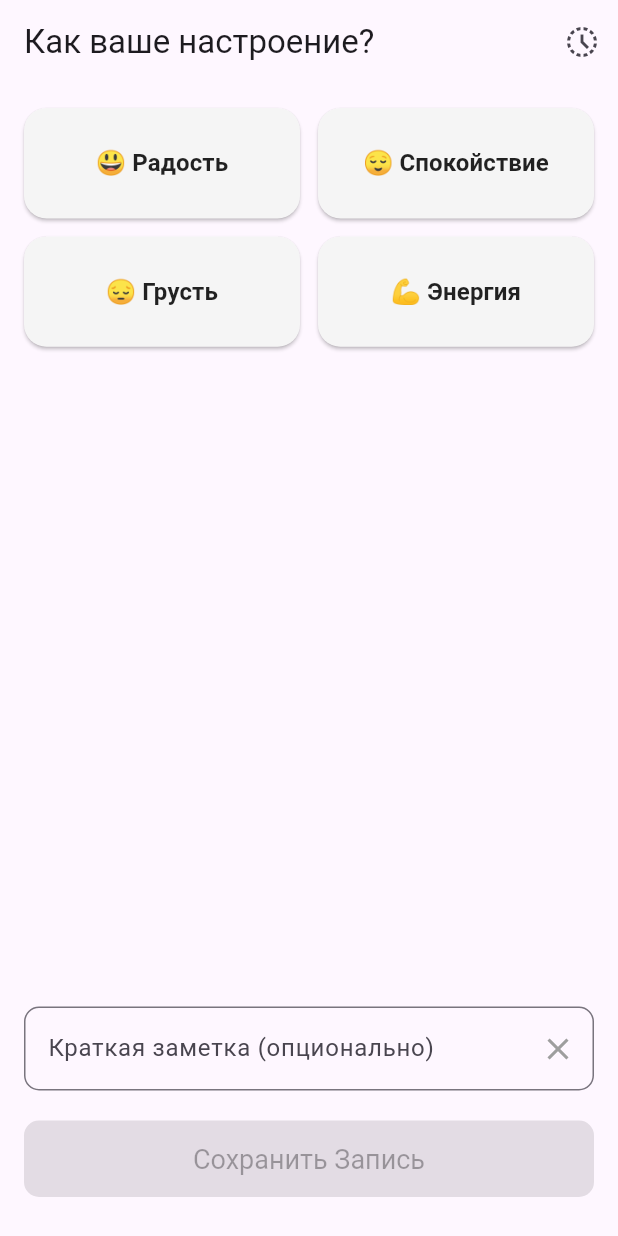
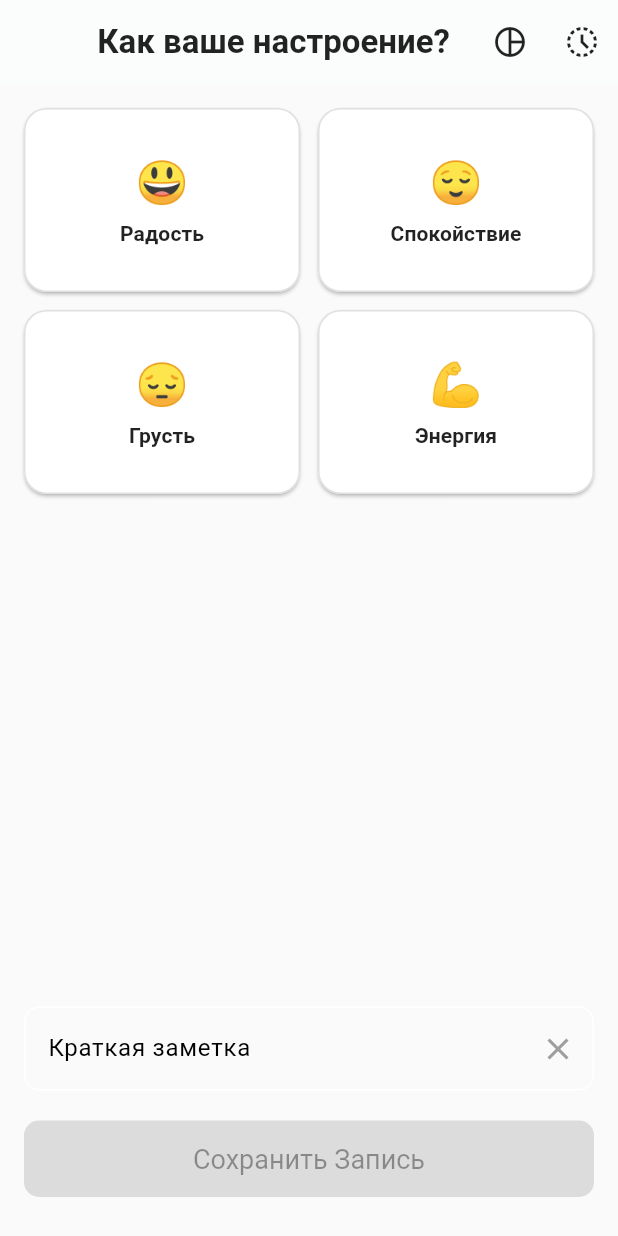
Before and after one commit to MarshmellowNew/MoodCompass, a Flutter app: the screen it shows after launch, on a phone screen of 412 x 824 dp. Run offline on Flutter 3.47's test engine with Material 3 defaults, Android fonts, the phone set to English and light mode, and no system bars; our stand-ins replace fl_chart.

Commit message:
ЛР6 (доработки 2): 1. Обновлен дизайн (пастельная цветовая гамма, стильные карточки выбора). 2. Добавлена Статистика Настроений с круговой диаграммой (пакет fl_chart). 3. Добавлено окно подтверждения перед созранением записи.

```diff
--- a/lib/main.dart
+++ b/lib/main.dart
@@ -1,6 +1,7 @@
 import 'package:flutter/material.dart';
 import 'screens/main_screen.dart';
 import 'screens/history_screen.dart';
+import 'screens/stats_screen.dart';
 
 void main() {
   runApp(const MoodCompassApp());
@@ -14,7 +15,24 @@ class MoodCompassApp extends StatelessWidget {
     return MaterialApp(
       title: 'Эмоциональный Компас',
       theme: ThemeData(
-        primarySwatch: Colors.blueGrey,
+        // мягкий "мятный" (teal) цвет
+        primaryColor: const Color(0xFF64B5F6), // Голубой
+        colorScheme: ColorScheme.fromSwatch(
+          primarySwatch: Colors.blueGrey,
+          accentColor: const Color(0xFFB39DDB), // Пастельный фиолетовый для акцентов
+        ),
+        scaffoldBackgroundColor: const Color(0xFFFAFAFA), // Светло-серый фон
+        appBarTheme: const AppBarTheme(
+          backgroundColor: Colors.white,
+          foregroundColor: Colors.black87,
+          elevation: 0.5, // Небольшая тень
+          centerTitle: true,
+        ),
+
+        textTheme: const TextTheme(
+          titleLarge: TextStyle(fontWeight: FontWeight.w700, color: Colors.black87),
+          bodyMedium: TextStyle(color: Colors.black54),
+        ),
       ),
       debugShowCheckedModeBanner: false,
       // Настраиваем маршруты для навигации
@@ -22,6 +40,7 @@ class MoodCompassApp extends StatelessWidget {
       routes: {
         '/': (context) => const MainScreen(),
         '/history': (context) => const HistoryScreen(),
+        '/stats': (context) => const StatsScreen(),
       },
     );
   }
--- a/lib/screens/main_screen.dart
+++ b/lib/screens/main_screen.dart
@@ -1,9 +1,12 @@
-// ----------------------------------------------------
-// 1. ГЛАВНЫЙ ЭКРАН
-// ----------------------------------------------------
 import 'package:flutter/material.dart';
 import '../models/mood_entry.dart';
 import '../services/api_service.dart';
+import 'history_screen.dart'; // Для навигации
+import 'stats_screen.dart'; // Для навигации
+
+// ----------------------------------------------------
+// ГЛАВНЫЙ ЭКРАН
+// ----------------------------------------------------
 
 class MainScreen extends StatefulWidget {
   const MainScreen({super.key});
@@ -17,28 +20,28 @@ class _MainScreenState extends State<MainScreen> {
   String? _selectedMood;
   final TextEditingController _noteController = TextEditingController();
 
-
   // Категории настроений
-  final Map<String, String> _moods = {
+  final Map<String, String> _moods = const {
     'Радость': '😃',
     'Спокойствие': '😌',
     'Грусть': '😔',
     'Энергия': '💪',
   };
 
-  void _saveMoodEntry() async {
-    if (_selectedMood == null) return;
+  // 1. Отдельная функция для фактического сохранения (ЛР5 и ЛР6)
+  void _saveAndCommitEntry() async {
+    if (_selectedMood == null || !mounted) return;
 
-    // 1. Показываем индикатор загрузки
+    // Показываем индикатор загрузки
     ScaffoldMessenger.of(context).showSnackBar(
       const SnackBar(content: Text('Сохранение... Получаем факт с API...')),
     );
 
-    // 2. Получаем факт асинхронно
+    // Получаем факт асинхронно
     final apiService = ApiService();
     final fact = await apiService.fetchRandomFact();
 
-    // 3. Создаем запись с полученным фактом
+    // Создаем запись с полученным фактом
     final newEntry = MoodEntry(
       mood: _selectedMood!,
       emoji: _moods[_selectedMood]!,
@@ -47,10 +50,10 @@ class _MainScreenState extends State<MainScreen> {
       apiFact: fact,
     );
 
-    // 4. Добавляем в историю
+    // Добавляем в историю
     moodHistory.insert(0, newEntry);
 
-    // 5. Очищаем форму и показываем успех
+    // Очищаем форму и показываем успех
     setState(() {
       _selectedMood = null;
       _noteController.clear();
@@ -61,12 +64,52 @@ class _MainScreenState extends State<MainScreen> {
     );
   }
 
+  // 2. Функция, которая показывает окно подтверждения (Пункт 6)
+  void _showConfirmationDialog() {
+    if (_selectedMood == null) return;
+
+    showDialog(
+      context: context,
+      builder: (BuildContext context) {
+        return AlertDialog(
+          title: const Text('Подтверждение записи'),
+          content: Text('Вы уверены, что хотите сохранить настроение "${_selectedMood}"?'),
+          actions: <Widget>[
+            TextButton(
+              child: const Text('Отмена', style: TextStyle(color: Colors.grey)),
+              onPressed: () {
+                Navigator.of(context).pop(); // Закрыть диалог
+              },
+            ),
+            ElevatedButton(
+              child: const Text('Сохранить'),
+              onPressed: () {
+                Navigator.of(context).pop(); // Закрыть диалог
+                _saveAndCommitEntry(); // Запустить сохранение
+              },
+            ),
+          ],
+        );
+      },
+    );
+  }
+
+
   @override
   Widget build(BuildContext context) {
     return Scaffold(
       appBar: AppBar(
         title: const Text('Как ваше настроение?'),
         actions: [
+          // Кнопка Статистики
+          IconButton(
+            icon: const Icon(Icons.pie_chart_outline),
+            onPressed: () {
+              Navigator.pushNamed(context, '/stats');
+            },
+            tooltip: 'Статистика Настроений',
+          ),
+          // Кнопка Истории
           IconButton(
             icon: const Icon(Icons.history_toggle_off_outlined),
             onPressed: () {
@@ -88,37 +131,53 @@ class _MainScreenState extends State<MainScreen> {
                   crossAxisCount: 2, // 2 кнопки в ряд
                   crossAxisSpacing: 12,
                   mainAxisSpacing: 12,
-                  childAspectRatio: 2.5, // Соотношение сторон
+                  childAspectRatio: 1.5, // Изменили соотношение для вертикального отображения эмодзи
                 ),
                 itemCount: _moods.length,
                 itemBuilder: (context, index) {
                   String moodName = _moods.keys.elementAt(index);
                   String moodEmoji = _moods.values.elementAt(index);
 
-                  // Кнопка-карточка для выбора настроения
+                  // Кнопка-карточка для выбора настроения (Пункт 4 - Дизайн)
                   return ElevatedButton(
                     onPressed: () {
                       setState(() {
-                        // Обновляем состояние при выборе
                         _selectedMood = moodName;
                       });
                     },
                     style: ElevatedButton.styleFrom(
-                      // Стилизация: выделение выбранной кнопки
+                      // Стилизация: Чистый дизайн карточек
                       backgroundColor: _selectedMood == moodName
-                          ? Colors.blueGrey.shade700
-                          : Colors.grey.shade100,
+                          ? Theme.of(context).colorScheme.secondary.withOpacity(0.8) // Цвет акцента при выборе
+                          : Colors.white, // Белый фон
                       foregroundColor: _selectedMood == moodName
                           ? Colors.white
                           : Colors.black87,
                       shape: RoundedRectangleBorder(
                         borderRadius: BorderRadius.circular(15),
+                        side: BorderSide(
+                          color: _selectedMood == moodName
+                              ? Theme.of(context).colorScheme.secondary
+                              : Colors.grey.shade300,
+                          width: 1,
+                        ),
                       ),
-                      elevation: _selectedMood == moodName ? 4 : 1,
+                      elevation: _selectedMood == moodName ? 6 : 1, // Тень только при выборе
                     ),
-                    child: Text(
-                      '$moodEmoji $moodName',
-                      style: const TextStyle(fontSize: 16, fontWeight: FontWeight.w600),
+                    child: Column(
+                      mainAxisAlignment: MainAxisAlignment.center,
+                      children: [
+                        Text(moodEmoji, style: const TextStyle(fontSize: 28)),
+                        const SizedBox(height: 4),
+                        Text(
+                          moodName,
+                          style: TextStyle(
+                            fontSize: 14,
+                            fontWeight: FontWeight.w600,
+                            color: _selectedMood == moodName ? Colors.white : Colors.black87,
+                          ),
+                        ),
+                      ],
                     ),
                   );
                 },
@@ -131,16 +190,16 @@ class _MainScreenState extends State<MainScreen> {
             TextField(
               controller: _noteController,
               decoration: InputDecoration(
-                labelText: 'Краткая заметка (опционально)',
+                labelText: 'Краткая заметка',
                 hintText: 'Что повлияло на ваше настроение?',
                 border: const OutlineInputBorder(borderRadius: BorderRadius.all(Radius.circular(10))),
 
-                //  Кнопка стирания
+                // Кнопка стирания (Пункт 7)
                 suffixIcon: IconButton(
                   icon: const Icon(Icons.clear, color: Colors.grey),
                   onPressed: () {
                     _noteController.clear();
-                    // Дополнительно можно вызвать setState, если нужно, чтобы кнопка исчезала
+                    // Вызываем setState для обновления, если нужно, чтобы кнопка clear исчезала при пустом поле.
                     // setState(() {});
                   },
                 ),
@@ -151,11 +210,11 @@ class _MainScreenState extends State<MainScreen> {
 
             // Кнопка "Сохранить"
             ElevatedButton(
-              onPressed: _selectedMood == null ? null : _saveMoodEntry,
+              onPressed: _selectedMood == null ? null : _showConfirmationDialog, // Вызываем диалог
               style: ElevatedButton.styleFrom(
                 padding: const EdgeInsets.symmetric(vertical: 15),
                 textStyle: const TextStyle(fontSize: 18),
-                backgroundColor: Colors.blueGrey,
+                backgroundColor: Theme.of(context).colorScheme.secondary, // Используем акцентный цвет
                 foregroundColor: Colors.white,
                 shape: RoundedRectangleBorder(borderRadius: BorderRadius.circular(10)),
               ),
--- a/pubspec.yaml
+++ b/pubspec.yaml
@@ -33,6 +33,7 @@ dependencies:
   # ... другие пакеты
 
   http: ^1.1.0
+  fl_chart: ^0.65.0
 
   # The following adds the Cupertino Icons font to your application.
   # Use with the CupertinoIcons class for iOS style icons.
```
Also changed, not shown: lib/screens/stats_screen.dart (added, +95 -0 lines).
